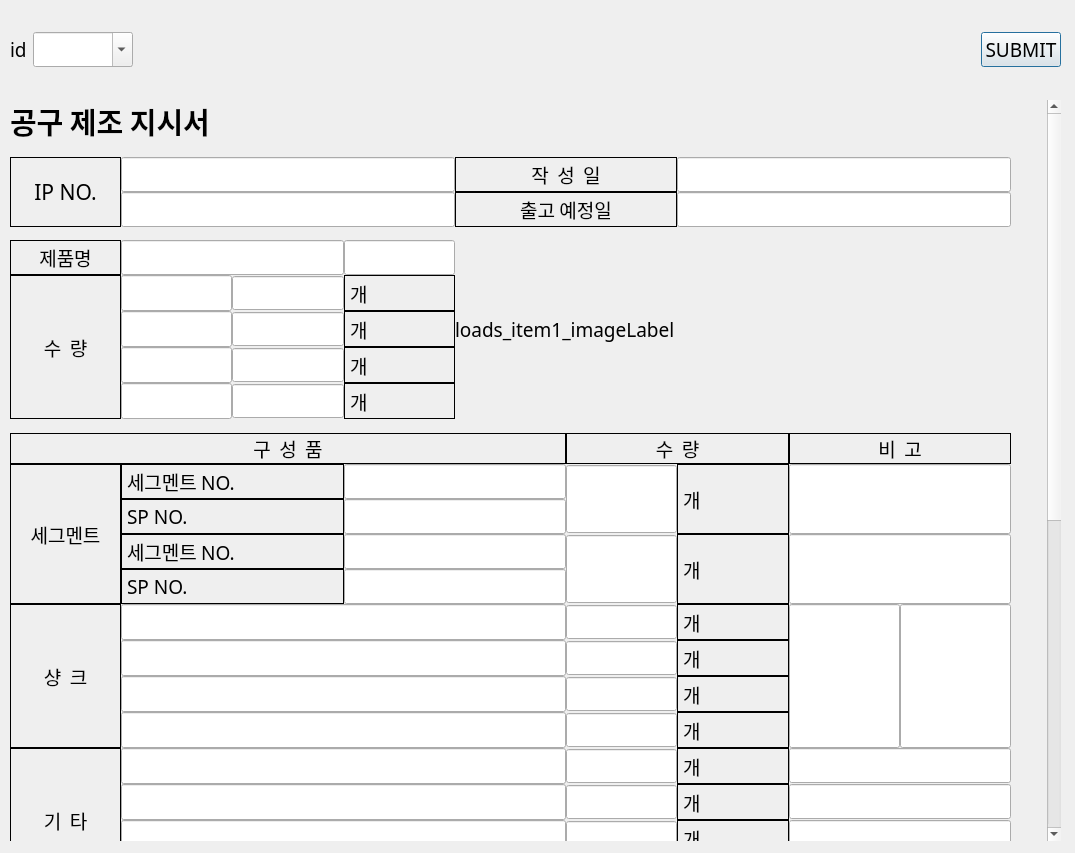
This is ui/ipWidget.ui in SuhYeoJee/OrderManager as Qt 5 draws it before an edit. The edited form follows.
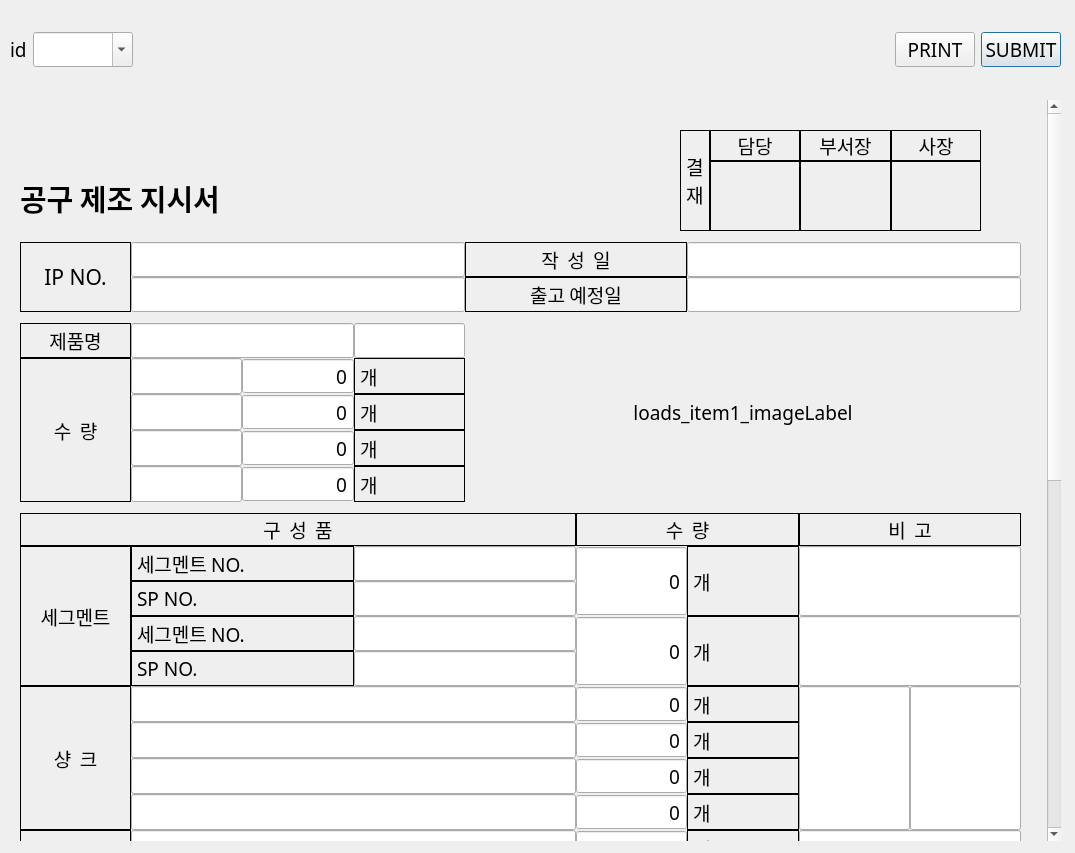
This is the edited form.

What changed in the file:
```diff
--- a/ui/ipWidget.ui
+++ b/ui/ipWidget.ui
@@ -46,19 +46,19 @@
       <x>0</x>
       <y>0</y>
       <width>1030</width>
-      <height>1300</height>
+      <height>1440</height>
      </rect>
     </property>
     <widget class="QWidget" name="gridLayoutWidget_5">
      <property name="geometry">
       <rect>
-       <x>0</x>
-       <y>0</y>
+       <x>10</x>
+       <y>10</y>
        <width>1001</width>
-       <height>1481</height>
+       <height>1281</height>
       </rect>
      </property>
-     <layout class="QGridLayout" name="gridLayout_5" columnstretch="1,1,1,1,1,1,1,1,1">
+     <layout class="QGridLayout" name="gridLayout_5" rowstretch="10,2,3,3,1,3,3,3,3,3,1,3,3,3,3,1,3,3,3,3,3,3,3,3,1,7,7,7,1,15" columnstretch="1,1,1,1,1,1,1,1,1">
       <property name="spacing">
        <number>0</number>
       </property>
@@ -186,6 +186,12 @@
       </item>
       <item row="2" column="6" colspan="3">
        <widget class="QLineEdit" name="autos_creation_dateLineEdit">
+        <property name="sizePolicy">
+         <sizepolicy hsizetype="Expanding" vsizetype="Expanding">
+          <horstretch>0</horstretch>
+          <verstretch>0</verstretch>
+         </sizepolicy>
+        </property>
         <property name="readOnly">
          <bool>true</bool>
         </property>
@@ -307,7 +313,7 @@
          <string>공구 제조 지시서</string>
         </property>
         <property name="alignment">
-         <set>Qt::AlignLeading|Qt::AlignLeft|Qt::AlignVCenter</set>
+         <set>Qt::AlignBottom|Qt::AlignLeading|Qt::AlignLeft</set>
         </property>
         <property name="margin">
          <number>4</number>
@@ -316,6 +322,12 @@
       </item>
       <item row="22" column="7" colspan="2">
        <widget class="QLineEdit" name="lineEdit_16">
+        <property name="sizePolicy">
+         <sizepolicy hsizetype="Expanding" vsizetype="Expanding">
+          <horstretch>0</horstretch>
+          <verstretch>0</verstretch>
+         </sizepolicy>
+        </property>
         <property name="readOnly">
          <bool>true</bool>
         </property>
@@ -457,12 +469,18 @@
          <enum>QAbstractSpinBox::NoButtons</enum>
         </property>
         <property name="specialValueText">
-         <string> </string>
+         <string/>
         </property>
        </widget>
       </item>
       <item row="3" column="1" colspan="3">
        <widget class="QLineEdit" name="loads_item1_ip_recentLineEdit_2">
+        <property name="sizePolicy">
+         <sizepolicy hsizetype="Expanding" vsizetype="Expanding">
+          <horstretch>0</horstretch>
+          <verstretch>0</verstretch>
+         </sizepolicy>
+        </property>
         <property name="readOnly">
          <bool>true</bool>
         </property>
@@ -486,7 +504,7 @@
          <enum>QAbstractSpinBox::NoButtons</enum>
         </property>
         <property name="specialValueText">
-         <string> </string>
+         <string/>
         </property>
        </widget>
       </item>
@@ -505,6 +523,12 @@
       </item>
       <item row="2" column="1" colspan="3">
        <widget class="QLineEdit" name="autos_nameLineEdit">
+        <property name="sizePolicy">
+         <sizepolicy hsizetype="Expanding" vsizetype="Expanding">
+          <horstretch>0</horstretch>
+          <verstretch>0</verstretch>
+         </sizepolicy>
+        </property>
         <property name="readOnly">
          <bool>true</bool>
         </property>
@@ -676,7 +700,7 @@
          <enum>QAbstractSpinBox::NoButtons</enum>
         </property>
         <property name="specialValueText">
-         <string> </string>
+         <string/>
         </property>
        </widget>
       </item>
@@ -711,7 +735,7 @@
          <enum>QAbstractSpinBox::NoButtons</enum>
         </property>
         <property name="specialValueText">
-         <string> </string>
+         <string/>
         </property>
        </widget>
       </item>
@@ -787,6 +811,12 @@
       </item>
       <item row="23" column="7" colspan="2">
        <widget class="QLineEdit" name="lineEdit_17">
+        <property name="sizePolicy">
+         <sizepolicy hsizetype="Expanding" vsizetype="Expanding">
+          <horstretch>0</horstretch>
+          <verstretch>0</verstretch>
+         </sizepolicy>
+        </property>
         <property name="readOnly">
          <bool>true</bool>
         </property>
@@ -794,6 +824,12 @@
       </item>
       <item row="20" column="7" colspan="2">
        <widget class="QLineEdit" name="lineEdit_14">
+        <property name="sizePolicy">
+         <sizepolicy hsizetype="Expanding" vsizetype="Expanding">
+          <horstretch>0</horstretch>
+          <verstretch>0</verstretch>
+         </sizepolicy>
+        </property>
         <property name="readOnly">
          <bool>true</bool>
         </property>
@@ -849,7 +885,7 @@
          <enum>QAbstractSpinBox::NoButtons</enum>
         </property>
         <property name="specialValueText">
-         <string> </string>
+         <string/>
         </property>
        </widget>
       </item>
@@ -884,7 +920,7 @@
          <enum>QAbstractSpinBox::NoButtons</enum>
         </property>
         <property name="specialValueText">
-         <string> </string>
+         <string/>
         </property>
        </widget>
       </item>
@@ -925,7 +961,7 @@
          <enum>QAbstractSpinBox::NoButtons</enum>
         </property>
         <property name="specialValueText">
-         <string> </string>
+         <string/>
         </property>
        </widget>
       </item>
@@ -979,7 +1015,7 @@
          <enum>QAbstractSpinBox::NoButtons</enum>
         </property>
         <property name="specialValueText">
-         <string> </string>
+         <string/>
         </property>
        </widget>
       </item>
@@ -1020,7 +1056,7 @@
          <enum>QAbstractSpinBox::NoButtons</enum>
         </property>
         <property name="specialValueText">
-         <string> </string>
+         <string/>
         </property>
        </widget>
       </item>
@@ -1039,6 +1075,12 @@
       </item>
       <item row="21" column="7" colspan="2">
        <widget class="QLineEdit" name="lineEdit_15">
+        <property name="sizePolicy">
+         <sizepolicy hsizetype="Expanding" vsizetype="Expanding">
+          <horstretch>0</horstretch>
+          <verstretch>0</verstretch>
+         </sizepolicy>
+        </property>
         <property name="readOnly">
          <bool>true</bool>
         </property>
@@ -1081,7 +1123,7 @@
          <enum>QAbstractSpinBox::NoButtons</enum>
         </property>
         <property name="specialValueText">
-         <string> </string>
+         <string/>
         </property>
        </widget>
       </item>
@@ -1190,6 +1232,12 @@
       </item>
       <item row="5" column="3">
        <widget class="QLineEdit" name="lineEdit_3">
+        <property name="sizePolicy">
+         <sizepolicy hsizetype="Expanding" vsizetype="Expanding">
+          <horstretch>0</horstretch>
+          <verstretch>0</verstretch>
+         </sizepolicy>
+        </property>
         <property name="readOnly">
          <bool>true</bool>
         </property>
@@ -1213,12 +1261,18 @@
          <enum>QAbstractSpinBox::NoButtons</enum>
         </property>
         <property name="specialValueText">
-         <string> </string>
+         <string/>
         </property>
        </widget>
       </item>
       <item row="5" column="1" colspan="2">
        <widget class="QLineEdit" name="inputs_infos_groupLineEdit_2">
+        <property name="sizePolicy">
+         <sizepolicy hsizetype="Expanding" vsizetype="Expanding">
+          <horstretch>0</horstretch>
+          <verstretch>0</verstretch>
+         </sizepolicy>
+        </property>
         <property name="readOnly">
          <bool>true</bool>
         </property>
@@ -1274,7 +1328,7 @@
          <enum>QAbstractSpinBox::NoButtons</enum>
         </property>
         <property name="specialValueText">
-         <string> </string>
+         <string/>
         </property>
        </widget>
       </item>
@@ -1296,7 +1350,7 @@
          <enum>QAbstractSpinBox::NoButtons</enum>
         </property>
         <property name="specialValueText">
-         <string> </string>
+         <string/>
         </property>
        </widget>
       </item>
@@ -1366,6 +1420,12 @@
       </item>
       <item row="3" column="6" colspan="3">
        <widget class="QLineEdit" name="autos_due_dateLineEdit_2">
+        <property name="sizePolicy">
+         <sizepolicy hsizetype="Expanding" vsizetype="Expanding">
+          <horstretch>0</horstretch>
+          <verstretch>0</verstretch>
+         </sizepolicy>
+        </property>
         <property name="readOnly">
          <bool>true</bool>
         </property>
@@ -1408,7 +1468,7 @@
          <enum>QAbstractSpinBox::NoButtons</enum>
         </property>
         <property name="specialValueText">
-         <string> </string>
+         <string/>
         </property>
        </widget>
       </item>
@@ -1449,6 +1509,104 @@
         <property name="text">
          <string>loads_item1_imageLabel</string>
         </property>
+        <property name="alignment">
+         <set>Qt::AlignCenter</set>
+        </property>
+       </widget>
+      </item>
+     </layout>
+    </widget>
+    <widget class="QWidget" name="gridLayoutWidget">
+     <property name="geometry">
+      <rect>
+       <x>670</x>
+       <y>30</y>
+       <width>301</width>
+       <height>101</height>
+      </rect>
+     </property>
+     <layout class="QGridLayout" name="gridLayout" rowstretch="1,3" columnstretch="1,3,3,3">
+      <property name="spacing">
+       <number>0</number>
+      </property>
+      <item row="0" column="3">
+       <widget class="QLabel" name="label_4">
+        <property name="frameShape">
+         <enum>QFrame::Box</enum>
+        </property>
+        <property name="text">
+         <string>사장</string>
+        </property>
+        <property name="alignment">
+         <set>Qt::AlignCenter</set>
+        </property>
+       </widget>
+      </item>
+      <item row="0" column="1">
+       <widget class="QLabel" name="label_2">
+        <property name="frameShape">
+         <enum>QFrame::Box</enum>
+        </property>
+        <property name="text">
+         <string>담당</string>
+        </property>
+        <property name="alignment">
+         <set>Qt::AlignCenter</set>
+        </property>
+       </widget>
+      </item>
+      <item row="0" column="2">
+       <widget class="QLabel" name="label_3">
+        <property name="frameShape">
+         <enum>QFrame::Box</enum>
+        </property>
+        <property name="text">
+         <string>부서장</string>
+        </property>
+        <property name="alignment">
+         <set>Qt::AlignCenter</set>
+        </property>
+       </widget>
+      </item>
+      <item row="0" column="0" rowspan="2">
+       <widget class="QLabel" name="label">
+        <property name="frameShape">
+         <enum>QFrame::Box</enum>
+        </property>
+        <property name="text">
+         <string>결
+재</string>
+        </property>
+       </widget>
+      </item>
+      <item row="1" column="1">
+       <widget class="QLabel" name="label_5">
+        <property name="frameShape">
+         <enum>QFrame::Box</enum>
+        </property>
+        <property name="text">
+         <string/>
+        </property>
+       </widget>
+      </item>
+      <item row="1" column="2">
+       <widget class="QLabel" name="label_6">
+        <property name="frameShape">
+         <enum>QFrame::Box</enum>
+        </property>
+        <property name="text">
+         <string/>
+        </property>
+       </widget>
+      </item>
+      <item row="1" column="3">
+       <widget class="QLabel" name="label_7">
+        <property name="frameShape">
+         <enum>QFrame::Box</enum>
+        </property>
+        <property name="text">
+         <string/>
+        </property>
        </widget>
       </item>
      </layout>
@@ -1465,6 +1623,13 @@
     </rect>
    </property>
    <layout class="QGridLayout" name="gridLayout_4">
+    <item row="0" column="0">
+     <widget class="QLabel" name="label_12">
+      <property name="text">
+       <string>id</string>
+      </property>
+     </widget>
+    </item>
     <item row="0" column="1">
      <widget class="QComboBox" name="idComboBox">
       <property name="editable">
@@ -1472,20 +1637,13 @@
       </property>
      </widget>
     </item>
-    <item row="0" column="4">
+    <item row="0" column="5">
      <widget class="QPushButton" name="submitBtn">
       <property name="text">
        <string>SUBMIT</string>
       </property>
      </widget>
     </item>
-    <item row="0" column="0">
-     <widget class="QLabel" name="label_12">
-      <property name="text">
-       <string>id</string>
-      </property>
-     </widget>
-    </item>
     <item row="0" column="3">
      <spacer name="horizontalSpacer">
       <property name="orientation">
@@ -1499,6 +1657,13 @@
       </property>
      </spacer>
     </item>
+    <item row="0" column="4">
+     <widget class="QPushButton" name="printBtn">
+      <property name="text">
+       <string>PRINT</string>
+      </property>
+     </widget>
+    </item>
    </layout>
   </widget>
  </widget>
```
